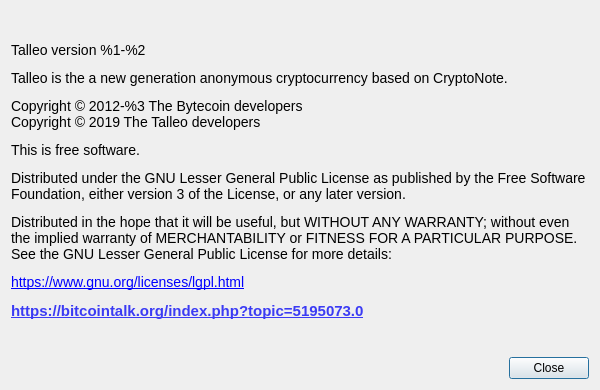
First picture: the form in src/Gui/Common/AboutDialog.ui, repository TalleoProject/talleo-gui, before the edit.
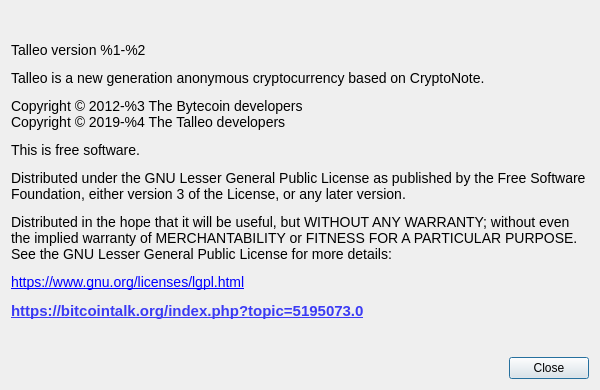
Second picture: the form after the edit. Custom widgets are drawn as their Qt base class.

Commit message: Update copyright year in About dialog and fix a grammar error.

```diff
--- a/src/Gui/Common/AboutDialog.ui
+++ b/src/Gui/Common/AboutDialog.ui
@@ -41,7 +41,7 @@
       </sizepolicy>
      </property>
      <property name="text">
-      <string>&lt;html&gt;&lt;head/&gt;&lt;body&gt;&lt;p&gt;&lt;span style=&quot; font-family:'Open Sans'; font-size:14px;&quot;&gt;Talleo version %1-%2&lt;/span&gt;&lt;/p&gt;&lt;p&gt;&lt;span style=&quot; font-family:'Open Sans'; font-size:14px;&quot;&gt;Talleo is the a new generation anonymous cryptocurrency based on CryptoNote.&lt;/span&gt;&lt;/p&gt;&lt;p&gt;&lt;span style=&quot; font-family:'Open Sans'; font-size:14px;&quot;&gt;Copyright © 2012-%3 The Bytecoin developers&lt;br/&gt;Copyright © 2019 The Talleo developers&lt;/span&gt;&lt;/p&gt;&lt;p&gt;&lt;span style=&quot; font-family:'Open Sans'; font-size:14px;&quot;&gt;This is free software.&lt;/span&gt;&lt;/p&gt;&lt;p&gt;&lt;span style=&quot; font-family:'Open Sans'; font-size:14px;&quot;&gt;Distributed under the GNU Lesser General Public License as published by the Free Software Foundation, either version 3 of the License, or any later version.&lt;/span&gt;&lt;/p&gt;&lt;p&gt;&lt;span style=&quot; font-family:'Open Sans'; font-size:14px;&quot;&gt;Distributed in the hope that it will be useful, but WITHOUT ANY WARRANTY; without even the implied warranty of MERCHANTABILITY or FITNESS FOR A PARTICULAR PURPOSE. See the GNU Lesser General Public License for more details:&lt;/span&gt;&lt;/p&gt;&lt;p&gt;&lt;a href=&quot;https://www.gnu.org/licenses/lgpl.html&quot;&gt;&lt;span style=&quot; font-family:'Open Sans'; font-size:14px; text-decoration: underline; color:#0000ff;&quot;&gt;https://www.gnu.org/licenses/lgpl.html&lt;/span&gt;&lt;/a&gt;&lt;/p&gt;&lt;p&gt;&lt;span style=&quot; font-size:11pt; font-weight:600; text-decoration: underline; color:#3b3bf4;&quot;&gt;https://bitcointalk.org/index.php?topic=5195073.0&lt;/span&gt;&lt;/p&gt;&lt;/body&gt;&lt;/html&gt;</string>
+      <string>&lt;html&gt;&lt;head/&gt;&lt;body&gt;&lt;p&gt;&lt;span style=&quot; font-family:'Open Sans'; font-size:14px;&quot;&gt;Talleo version %1-%2&lt;/span&gt;&lt;/p&gt;&lt;p&gt;&lt;span style=&quot; font-family:'Open Sans'; font-size:14px;&quot;&gt;Talleo is a new generation anonymous cryptocurrency based on CryptoNote.&lt;/span&gt;&lt;/p&gt;&lt;p&gt;&lt;span style=&quot; font-family:'Open Sans'; font-size:14px;&quot;&gt;Copyright © 2012-%3 The Bytecoin developers&lt;br/&gt;Copyright © 2019-%4 The Talleo developers&lt;/span&gt;&lt;/p&gt;&lt;p&gt;&lt;span style=&quot; font-family:'Open Sans'; font-size:14px;&quot;&gt;This is free software.&lt;/span&gt;&lt;/p&gt;&lt;p&gt;&lt;span style=&quot; font-family:'Open Sans'; font-size:14px;&quot;&gt;Distributed under the GNU Lesser General Public License as published by the Free Software Foundation, either version 3 of the License, or any later version.&lt;/span&gt;&lt;/p&gt;&lt;p&gt;&lt;span style=&quot; font-family:'Open Sans'; font-size:14px;&quot;&gt;Distributed in the hope that it will be useful, but WITHOUT ANY WARRANTY; without even the implied warranty of MERCHANTABILITY or FITNESS FOR A PARTICULAR PURPOSE. See the GNU Lesser General Public License for more details:&lt;/span&gt;&lt;/p&gt;&lt;p&gt;&lt;a href=&quot;https://www.gnu.org/licenses/lgpl.html&quot;&gt;&lt;span style=&quot; font-family:'Open Sans'; font-size:14px; text-decoration: underline; color:#0000ff;&quot;&gt;https://www.gnu.org/licenses/lgpl.html&lt;/span&gt;&lt;/a&gt;&lt;/p&gt;&lt;p&gt;&lt;span style=&quot; font-size:11pt; font-weight:600; text-decoration: underline; color:#3b3bf4;&quot;&gt;https://bitcointalk.org/index.php?topic=5195073.0&lt;/span&gt;&lt;/p&gt;&lt;/body&gt;&lt;/html&gt;</string>
      </property>
      <property name="textFormat">
       <enum>Qt::RichText</enum>
```
The commit also changes 1 other file.
